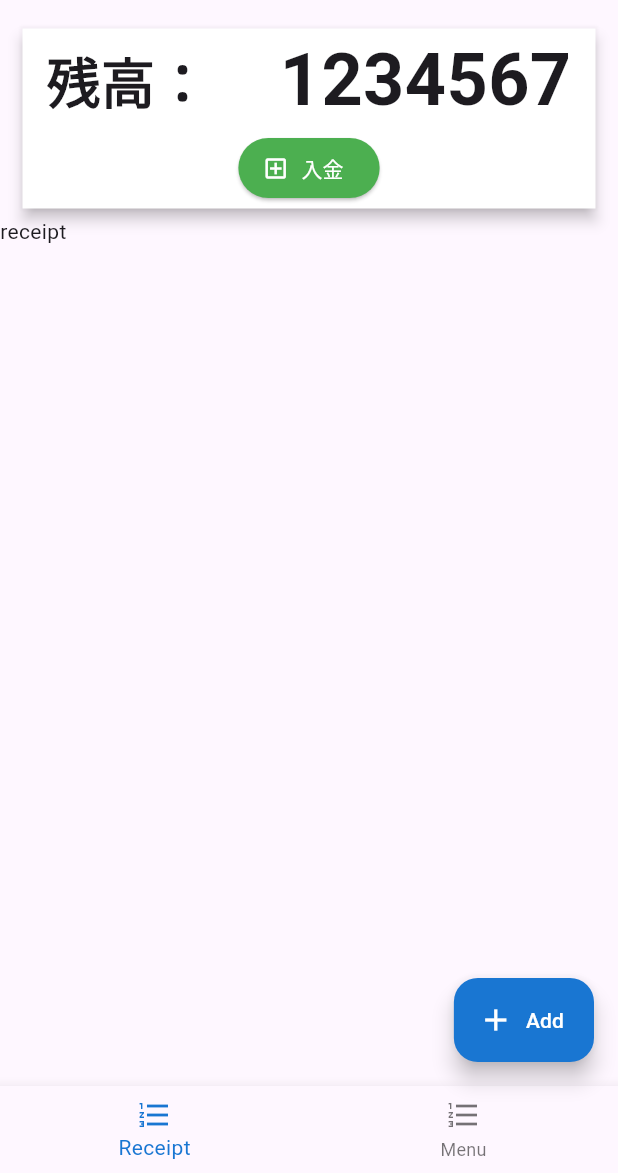
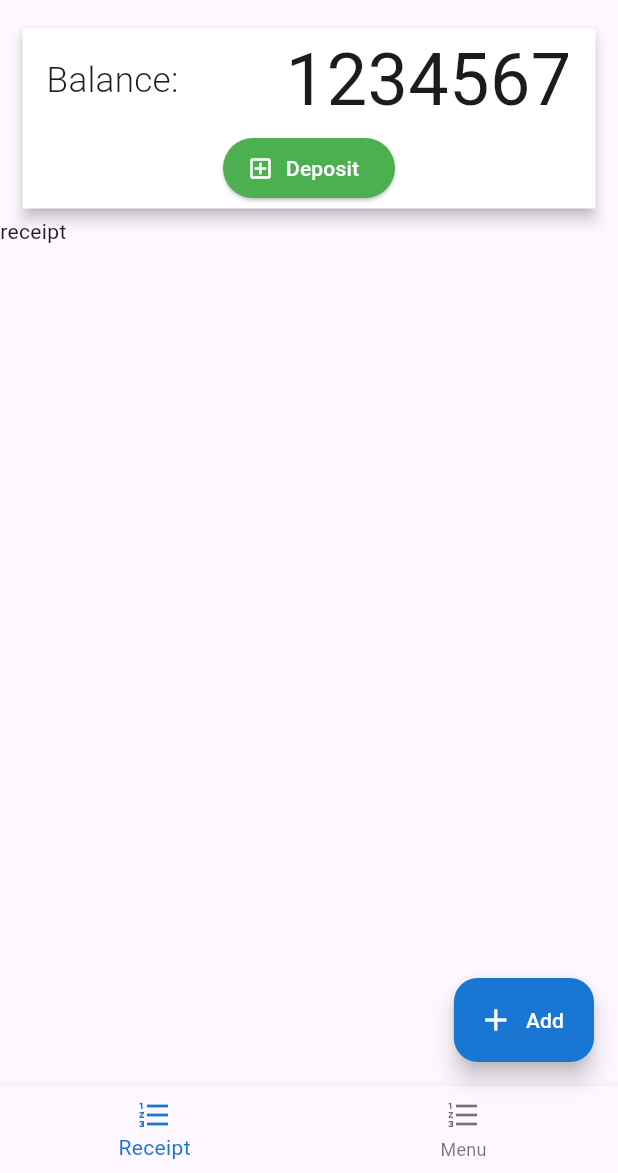
Before and after one commit to woodyvillage/stash-book, a Flutter app: the screen it shows after launch, on a phone screen of 412 x 824 dp, the part 63-1236 px from its top. Run offline on Flutter 3.47's test engine with Material 3 defaults, Android fonts, the phone set to English and light mode, and no system bars; generated files the repository leaves out were written again.

Commit message:
update localization to fix area

```diff
--- a/lib/l10n/app_en.arb
+++ b/lib/l10n/app_en.arb
@@ -4,6 +4,9 @@
   "contents": "{index, select, RECEIPT{Receipt} MENU{Menu} other{}}",
   "floater": "{index, select, RECEIPTADD{Add} MENUADD{Add} other{}}",
 
+  "deposit": "Deposit",
+  "balance": "Balance:",
+
   "applicationTitle": "Stash Book",
   "applicationSettingTitle": "settings",
   "applicationProvider": "woodyvillage.com"
--- a/lib/l10n/app_jp.arb
+++ b/lib/l10n/app_jp.arb
@@ -1,10 +1,13 @@
 {
   "@@locale": "ja",
 
-  "contents": "{index, select, RECEIPT{支払い} MENU{メニュー} other{}}",
-  "floater": "{index, select, RECEIPTADD{追加} MENUADD{追加} other{}}",
+  "contents": "{index, select, RECEIPT{支払いリスト} MENU{お気に入りリスト} other{}}",
+  "floater": "{index, select, RECEIPTADD{支払い追加} MENUADD{お気に入り追加} other{}}",
 
-  "applicationTitle": "パパさん小遣帳",
+  "deposit": "入金",
+  "balance": "残高:",
+
+  "applicationTitle": "パパさんの節約帳",
   "applicationSettingTitle": "設定画面",
   "applicationProvider": "woodyvillage.com"
 }
--- a/lib/view/design/widget/atoms/button/deposit_button.dart
+++ b/lib/view/design/widget/atoms/button/deposit_button.dart
@@ -1,4 +1,5 @@
 import 'package:flutter/material.dart';
+import 'package:flutter_gen/gen_l10n/app_localizations.dart';
 import 'package:stash_book/view/design/wrapper/atoms_widget.dart';
 
 class DepositButtonAtoms extends AtomWidget {
@@ -13,7 +14,7 @@ class DepositButtonAtoms extends AtomWidget {
         Icons.add_box_outlined,
         color: Colors.white,
       ),
-      label: const Text('入金'),
+      label: Text(AppLocalizations.of(context)!.deposit),
       style: ElevatedButton.styleFrom(
         backgroundColor: Colors.green,
         foregroundColor: Colors.white,
--- a/lib/view/design/widget/atoms/container/estimate_container.dart
+++ b/lib/view/design/widget/atoms/container/estimate_container.dart
@@ -1,4 +1,5 @@
 import 'package:flutter/material.dart';
+import 'package:flutter_gen/gen_l10n/app_localizations.dart';
 import 'package:stash_book/view/design/wrapper/atoms_widget.dart';
 
 class EstimateContainerAtoms extends AtomWidget {
@@ -9,25 +10,28 @@ class EstimateContainerAtoms extends AtomWidget {
     return Row(
       children: [
         Container(
-          width: 150,
+          width: 120,
           padding: const EdgeInsets.symmetric(horizontal: 16),
-          child: const Text(
-            '残高：',
-            textAlign: TextAlign.start,
-            style: TextStyle(
-              fontWeight: FontWeight.w600,
-              fontSize: 36,
+          child: FittedBox(
+            fit: BoxFit.fitWidth,
+            child: Text(
+              AppLocalizations.of(context)!.balance,
+              textAlign: TextAlign.start,
+              style: const TextStyle(
+                fontWeight: FontWeight.w300,
+                fontSize: 36,
+              ),
             ),
           ),
         ),
         Container(
-          width: MediaQuery.of(context).size.width - 180,
+          width: MediaQuery.of(context).size.width - 150,
           padding: const EdgeInsets.symmetric(horizontal: 16),
           child: const Text(
             '1234567',
             textAlign: TextAlign.end,
             style: TextStyle(
-              fontWeight: FontWeight.w600,
+              fontWeight: FontWeight.w400,
               fontSize: 48,
             ),
           ),
```
